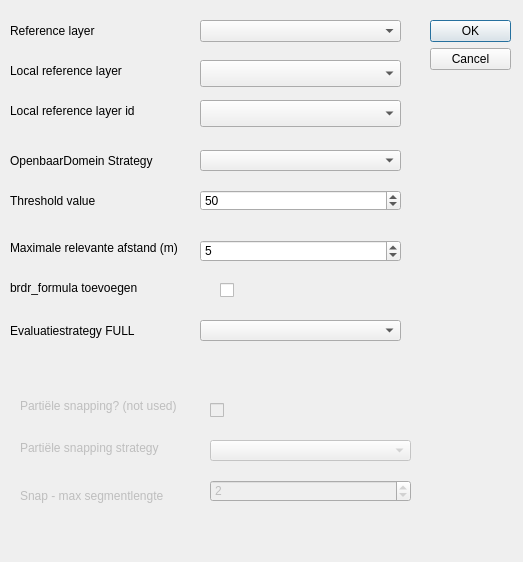
OnroerendErfgoed/brdrQ, file plugin/brdrq/brdrq_settings.ui: the form before one commit.
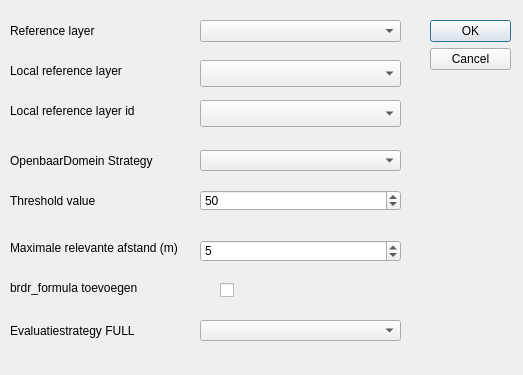
The form after the commit. Custom widgets are drawn as their Qt base class.

Commit message: removed partial snapping parameters

The edit to the form file:
```diff
--- a/plugin/brdrq/brdrq_settings.ui
+++ b/plugin/brdrq/brdrq_settings.ui
@@ -7,7 +7,7 @@
     <x>0</x>
     <y>0</y>
     <width>523</width>
-    <height>562</height>
+    <height>375</height>
    </rect>
   </property>
   <property name="windowTitle">
@@ -182,114 +182,6 @@
     <number>5</number>
    </property>
   </widget>
-  <widget class="QLabel" name="label_7">
-   <property name="enabled">
-    <bool>false</bool>
-   </property>
-   <property name="geometry">
-    <rect>
-     <x>20</x>
-     <y>390</y>
-     <width>191</width>
-     <height>31</height>
-    </rect>
-   </property>
-   <property name="text">
-    <string>Partiële snapping? (not used)</string>
-   </property>
-  </widget>
-  <widget class="QLabel" name="label_8">
-   <property name="enabled">
-    <bool>false</bool>
-   </property>
-   <property name="geometry">
-    <rect>
-     <x>20</x>
-     <y>440</y>
-     <width>191</width>
-     <height>16</height>
-    </rect>
-   </property>
-   <property name="text">
-    <string>Partiële snapping strategy</string>
-   </property>
-  </widget>
-  <widget class="QLabel" name="label_9">
-   <property name="enabled">
-    <bool>false</bool>
-   </property>
-   <property name="geometry">
-    <rect>
-     <x>20</x>
-     <y>480</y>
-     <width>191</width>
-     <height>31</height>
-    </rect>
-   </property>
-   <property name="text">
-    <string>Snap - max segmentlengte</string>
-   </property>
-  </widget>
-  <widget class="QSpinBox" name="spinBox_snap_max_segment_length">
-   <property name="enabled">
-    <bool>false</bool>
-   </property>
-   <property name="geometry">
-    <rect>
-     <x>210</x>
-     <y>480</y>
-     <width>201</width>
-     <height>22</height>
-    </rect>
-   </property>
-   <property name="minimum">
-    <number>-1</number>
-   </property>
-   <property name="maximum">
-    <number>10</number>
-   </property>
-   <property name="value">
-    <number>2</number>
-   </property>
-  </widget>
-  <widget class="QCheckBox" name="checkBox_partial_snapping">
-   <property name="enabled">
-    <bool>false</bool>
-   </property>
-   <property name="geometry">
-    <rect>
-     <x>210</x>
-     <y>400</y>
-     <width>81</width>
-     <height>20</height>
-    </rect>
-   </property>
-   <property name="text">
-    <string/>
-   </property>
-   <property name="checkable">
-    <bool>false</bool>
-   </property>
-   <property name="checked">
-    <bool>false</bool>
-   </property>
-   <property name="tristate">
-    <bool>false</bool>
-   </property>
-  </widget>
-  <widget class="QComboBox" name="comboBox_snapstrategy">
-   <property name="enabled">
-    <bool>false</bool>
-   </property>
-   <property name="geometry">
-    <rect>
-     <x>210</x>
-     <y>440</y>
-     <width>201</width>
-     <height>21</height>
-    </rect>
-   </property>
-  </widget>
   <widget class="QLabel" name="label_10">
    <property name="geometry">
     <rect>
```
The commit also changes 3 other files.
